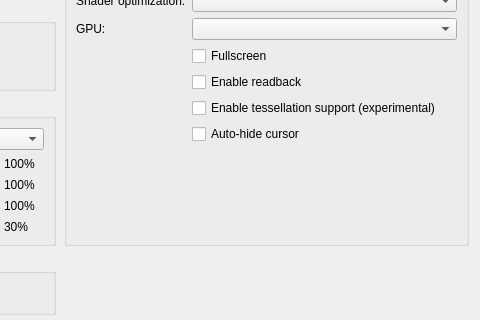
This is src/launcher/forms/configuration_edit_dialog.ui in Ben-Dash/KytyPS5 as Qt 5 draws it before an edit; both pictures show x 360 to 840 and y 135 to 455 of the 840 by 812 pixel window. The edited form follows.
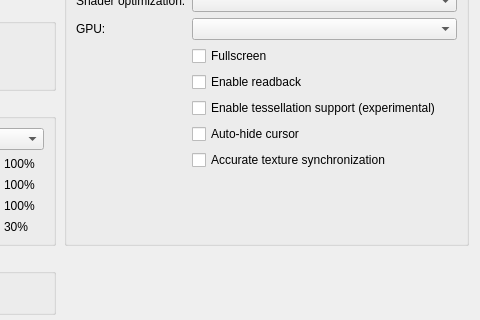
This is the edited form. Custom widgets are drawn as their Qt base class.

Commit message: graphics: make raw image synchronization an opt-in setting

Patch:
```diff
--- a/src/launcher/forms/configuration_edit_dialog.ui
+++ b/src/launcher/forms/configuration_edit_dialog.ui
@@ -279,6 +279,12 @@
           <property name="text"><string>Auto-hide cursor</string></property>
          </widget>
         </item>
+        <item row="9" column="1">
+         <widget class="QCheckBox" name="checkBox_sync_raw_image_buffers">
+          <property name="toolTip"><string>Can fix missing textures and incorrect transparency in some games. May reduce performance.</string></property>
+          <property name="text"><string>Accurate texture synchronization</string></property>
+         </widget>
+        </item>
        </layout>
       </widget>
      </item>
```
The commit also changes 8 other files.
